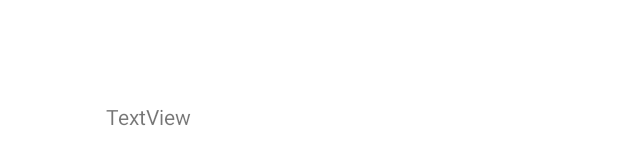
After one commit to Shrenil19/BrainyPhonics, an Android app: the layout activity_test_json.xml on its own in the app's theme, with its tools: preview values and no code run, on a phone screen of 412 x 824 dp. The commit adds this screen. Shown: the part 312-477 px from the top of the screen. Run offline under Robolectric (Android 15) with nearby library versions, the phone set to English and light mode, and no system bars.

```diff
--- /dev/null
+++ b/app/src/main/res/layout/activity_test_json.xml
@@ -0,0 +1,18 @@
+<?xml version="1.0" encoding="utf-8"?>
+<androidx.constraintlayout.widget.ConstraintLayout
+    xmlns:android="http://schemas.android.com/apk/res/android"
+    xmlns:app="http://schemas.android.com/apk/res-auto"
+    xmlns:tools="http://schemas.android.com/tools"
+    android:layout_width="match_parent"
+    android:layout_height="match_parent">
+
+    <TextView
+        android:id="@+id/textView"
+        android:layout_width="271dp"
+        android:layout_height="272dp"
+        android:text="TextView"
+        app:layout_constraintBottom_toBottomOf="parent"
+        app:layout_constraintEnd_toEndOf="parent"
+        app:layout_constraintStart_toStartOf="parent"
+        app:layout_constraintTop_toTopOf="parent" />
+</androidx.constraintlayout.widget.ConstraintLayout>
```
Also changed, not shown: app/src/main/AndroidManifest.xml (+5 -4 lines), app/src/main/java/com/example/heratale_app/Quiz.java (+13 -0 lines), app/src/main/java/com/example/heratale_app/TestJsonActivity.java (added, +21 -0 lines), app/src/main/java/com/example/heratale_app/WordStructuresMainActivity.java (+8 -0 lines), app/src/main/java/com/example/heratale_app/json/JsonHelper.java (added, +79 -0 lines), app/src/main/res/layout/quiz.xml (+14 -0 lines).
